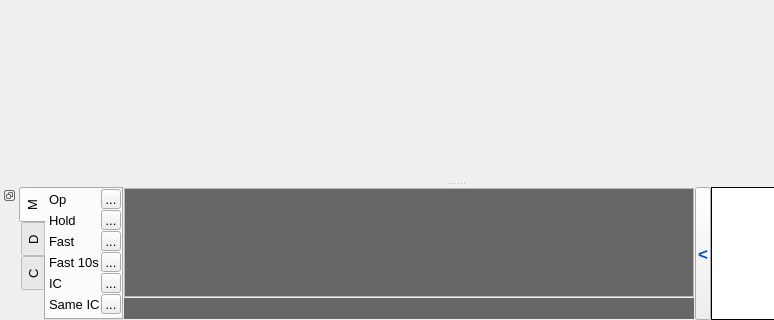
Old version of the form data/graphics/mainwindow.ui in the repository stijnbrunia/bluesky; both pictures show x 0 to 774 and y 315 to 635 of the 911 by 635 pixel window.
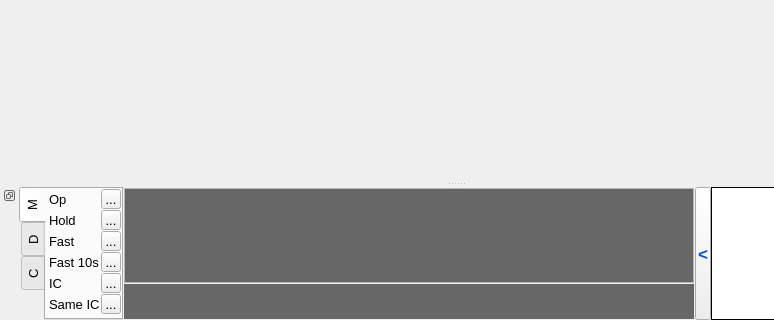
New version of the form. Custom widgets are drawn as their Qt base class.

Diff of the .ui file:
```diff
--- a/data/graphics/mainwindow.ui
+++ b/data/graphics/mainwindow.ui
@@ -1053,7 +1053,7 @@
           <property name="maximumSize">
            <size>
             <width>16777214</width>
-            <height>21</height>
+            <height>35</height>
            </size>
           </property>
           <property name="palette">
@@ -1149,7 +1149,7 @@
           </property>
           <property name="font">
            <font>
-            <pointsize>12</pointsize>
+            <pointsize>15</pointsize>
            </font>
           </property>
           <property name="cursor" stdset="0">
```
Left out of the diff: 3 changed lines with no effect on the pictures.
